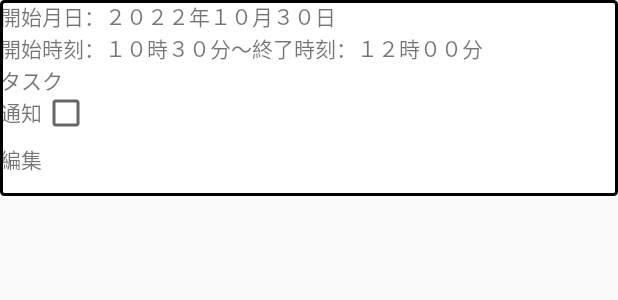
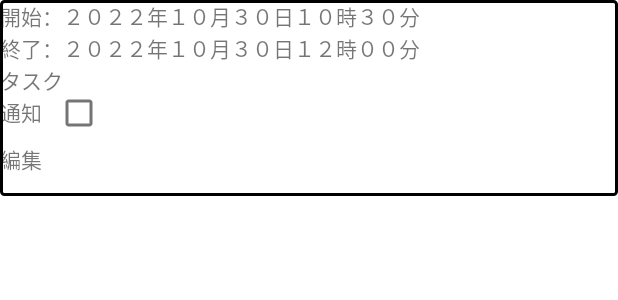
Before and after one commit to Matsui-008899/CP, an Android app: the layout list_task_view_row.xml on its own in the app's theme, with its tools: preview values and no code run, on a phone screen of 412 x 824 dp. Shown: the top 300 px of the screen. Run offline under Robolectric (Android 15) with nearby library versions, the light colour scheme and no system bars.

Commit message:
2022/12/01 update by Matsui

```diff
--- a/app/src/main/res/layout/list_task_view_row.xml
+++ b/app/src/main/res/layout/list_task_view_row.xml
@@ -15,16 +15,58 @@
         <TextView
             android:layout_width="wrap_content"
             android:layout_height="wrap_content"
-            android:text="開始月日："/>
+            android:text="開始："/>
         <TextView
             android:id="@+id/startDayRecycle"
             android:layout_width="wrap_content"
             android:layout_height="wrap_content"
             android:text="２０２２年１０月３０日"/>
+        <TextView
+            android:id="@+id/startTimeRecycle"
+            android:layout_width="wrap_content"
+            android:layout_height="wrap_content"
+            android:text="１０時３０分" />
     </LinearLayout>
 
     <LinearLayout
-        android:id="@+id/UpDateDayLayout"
+        android:layout_width="match_parent"
+        android:layout_height="wrap_content"
+        android:orientation="horizontal"
+        android:visibility="visible">
+
+        <TextView
+            android:layout_width="wrap_content"
+            android:layout_height="wrap_content"
+            android:text="終了："/>
+        <TextView
+            android:id="@+id/endDayRecycle"
+            android:layout_width="wrap_content"
+            android:layout_height="wrap_content"
+            android:text="２０２２年１０月３０日"/>
+        <TextView
+            android:id="@+id/endTimeRecycle"
+            android:layout_width="wrap_content"
+            android:layout_height="wrap_content"
+            android:text="１２時００分" />
+    </LinearLayout>
+
+    <LinearLayout
+        android:layout_width="match_parent"
+        android:layout_height="wrap_content"
+        android:orientation="horizontal"
+        android:visibility="visible">
+
+        <TextView
+            android:id="@+id/taskNameRecycle"
+            android:layout_width="wrap_content"
+            android:layout_height="wrap_content"
+            android:text="タスク" />
+    </LinearLayout>
+
+
+
+    <LinearLayout
+        android:id="@+id/UpDateSDayLayout"
         android:layout_width="match_parent"
         android:layout_height="wrap_content"
         android:visibility="gone">
@@ -88,42 +130,9 @@
     </LinearLayout>
 
     <LinearLayout
+        android:id="@+id/UpDateSTimeLayout"
         android:layout_width="match_parent"
         android:layout_height="wrap_content"
-        android:orientation="horizontal"
-        android:visibility="visible">
-
-        <TextView
-            android:layout_width="wrap_content"
-            android:layout_height="wrap_content"
-            android:text="開始時刻："/>
-        <TextView
-            android:id="@+id/startTimeRecycle"
-            android:layout_width="wrap_content"
-            android:layout_height="wrap_content"
-            android:text="１０時３０分" />
-
-        <TextView
-            android:layout_width="wrap_content"
-            android:layout_height="wrap_content"
-            android:text="～" />
-
-        <TextView
-            android:layout_width="wrap_content"
-            android:layout_height="wrap_content"
-            android:text="終了時刻："/>
-        <TextView
-            android:id="@+id/endTimeRecycle"
-            android:layout_width="wrap_content"
-            android:layout_height="wrap_content"
-            android:text="１２時００分" />
-    </LinearLayout>
-
-    <LinearLayout
-        android:id="@+id/UpdateTimeLayout"
-        android:layout_width="match_parent"
-        android:layout_height="wrap_content"
-        android:orientation="horizontal"
         android:visibility="gone">
 
         <TextView
@@ -151,11 +160,52 @@
             android:layout_width="wrap_content"
             android:layout_height="wrap_content"
             android:text="分" />
+    </LinearLayout>
+
+    <LinearLayout
+        android:id="@+id/UpDateEDayLayout"
+        android:layout_width="match_parent"
+        android:layout_height="wrap_content"
+        android:visibility="gone">
 
         <TextView
             android:layout_width="wrap_content"
             android:layout_height="wrap_content"
-            android:text="～" />
+            android:text="終了月日："/>
+        <EditText
+            android:id="@+id/endDayRecycleUp1"
+            android:layout_width="wrap_content"
+            android:layout_height="wrap_content"
+            android:text="１０"
+            android:inputType="date"
+            android:visibility="visible"/>
+        <TextView
+            android:layout_width="wrap_content"
+            android:layout_height="wrap_content"
+            android:text="月"
+            android:visibility="visible"/>
+        <EditText
+            android:id="@+id/endDayRecycleUp2"
+            android:layout_width="wrap_content"
+            android:layout_height="wrap_content"
+            android:text="３０"
+            android:inputType="date"
+            android:visibility="visible"/>
+        <TextView
+            android:layout_width="wrap_content"
+            android:layout_height="wrap_content"
+            android:text="日"
+            android:visibility="visible"/>
+    </LinearLayout>
+
+    <LinearLayout
+        android:id="@+id/UpdateTimeLayout"
+        android:layout_width="match_parent"
+        android:layout_height="wrap_content"
+        android:orientation="horizontal"
+        android:visibility="gone">
+
+
         <TextView
             android:layout_width="wrap_content"
             android:layout_height="wrap_content"
@@ -184,19 +234,6 @@
             android:text="分" />
     </LinearLayout>
 
-
-    <LinearLayout
-        android:layout_width="match_parent"
-        android:layout_height="wrap_content"
-        android:orientation="horizontal"
-        android:visibility="visible">
-
-        <TextView
-            android:id="@+id/taskNameRecycle"
-            android:layout_width="wrap_content"
-            android:layout_height="wrap_content"
-            android:text="タスク" />
-    </LinearLayout>
     <LinearLayout
         android:layout_width="match_parent"
         android:layout_height="wrap_content"
--- a/app/src/main/res/values/themes.xml
+++ b/app/src/main/res/values/themes.xml
@@ -1,6 +1,7 @@
 <resources xmlns:tools="http://schemas.android.com/tools">
     <!-- Base application theme. -->
-    <style name="Theme.CalendarApplication" parent="Theme.MaterialComponents.DayNight.DarkActionBar">
+
+    <style name="Theme.CalendarApplication" parent="Theme.MaterialComponents.DayNight.NoActionBar">
         <!-- Primary brand color. -->
         <item name="colorPrimary">@color/purple_500</item>
         <item name="colorPrimaryVariant">@color/purple_700</item>
@@ -22,4 +23,5 @@
     <style name="Theme.CalendarApplication.AppBarOverlay" parent="ThemeOverlay.AppCompat.Dark.ActionBar" />
 
     <style name="Theme.CalendarApplication.PopupOverlay" parent="ThemeOverlay.AppCompat.Light" />
+
 </resources>
```
Also changed, not shown: app/src/main/AndroidManifest.xml (+6 -6 lines), app/src/main/java/com/example/calendarapplication/CasarealRecycleViewAdapter.java (+13 -6 lines), app/src/main/java/com/example/calendarapplication/CasarealRowData.java (+45 -0 lines), app/src/main/java/com/example/calendarapplication/CasarealViewHolder.java (+6 -1 lines), app/src/main/java/com/example/calendarapplication/MainActivity.java (+212 -157 lines).
